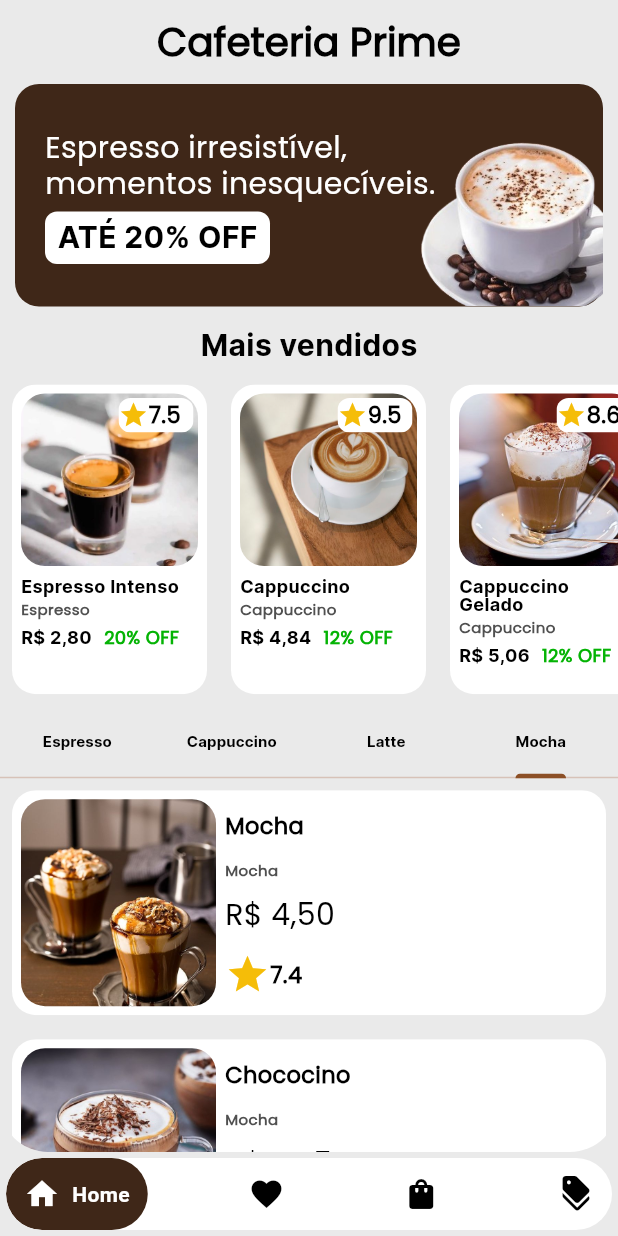
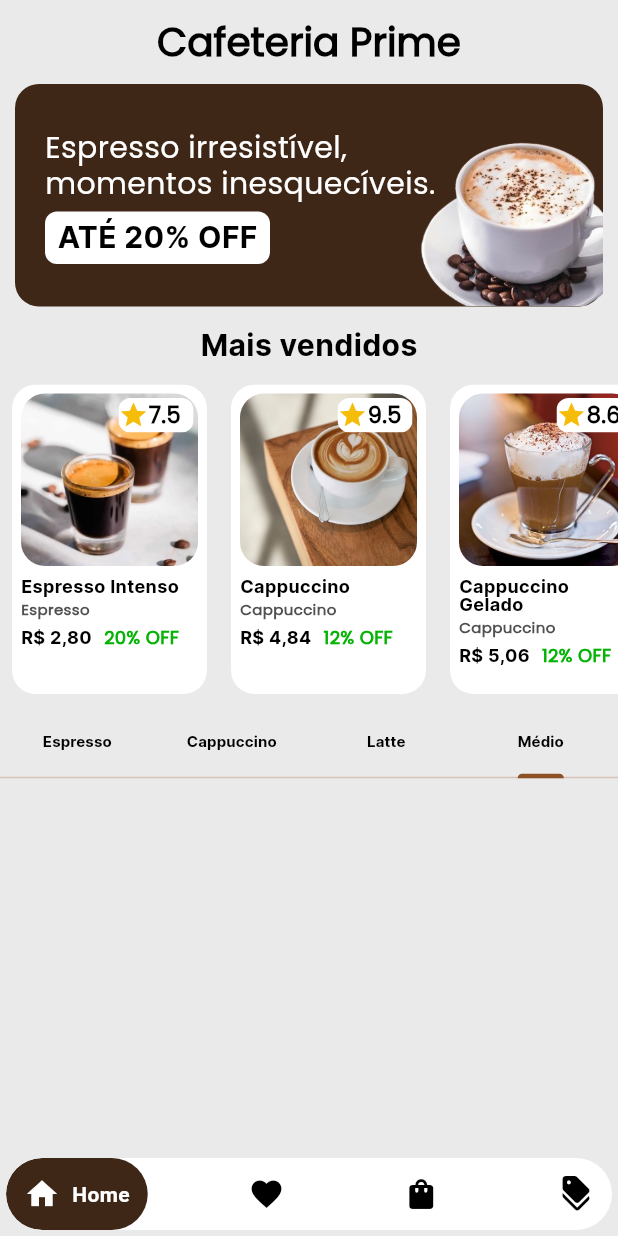
Before and after one commit to teixeiradlucas/Coffee_Shop, a Flutter app: the screen it shows after launch, tab 4 chosen, on a phone screen of 412 x 824 dp. Run offline on Flutter 3.47's test engine with Material 3 defaults, Android fonts, the phone set to English and light mode, and no system bars; drawn by our look-alikes of google_nav_bar; our stand-ins replace bloc, flutter_bloc, flutter_svg, go_router.

Commit message:
Implementando String fixas

```diff
--- a/lib/app.dart
+++ b/lib/app.dart
@@ -9,7 +9,7 @@ class App extends StatelessWidget {
   @override
   Widget build(BuildContext context) {
     return MaterialApp.router(
-      title: AppStringsGeneric.appName,
+      title: StringsGeneric.appName,
       debugShowCheckedModeBanner: false,
       theme: AppTheme.lightTheme,
       routerDelegate: routes.routerDelegate,
--- a/lib/constants/strings/strings_generic.dart
+++ b/lib/constants/strings/strings_generic.dart
@@ -1,11 +1,23 @@
-class AppStringsGeneric {
+class StringsGeneric {
   static const appName = 'Cafeteria Prime';
+  static const titleCart = 'CARRINHO';
   static const favorites = 'Favoritos';
   static const bestSellers = 'Mais vendidos';
   static const small = 'Pequeno';
   static const medium = 'Médio';
   static const big = 'Grande';
   static const addCart = 'Adicionar ao carrinho';
+  static const emptyCart = 'Carrinho está vazio';
   static const price = 'PREÇO';
   static const descrition = 'Descrição';
+  static const subTotal = 'Subtotal';
+  static const discount = 'Desconto';
+  static const valueFinal = 'Valor Final';
+  static const finalizeOrder = 'FINALIZAR PEDIDO';
+  static const espresso = 'Espresso';
+  static const cappuccino = 'Cappuccino';
+  static const latte = 'Latte';
+  static const mocha = 'Mocha';
+  static const phrase = 'Espresso irresistível, momentos inesquecíveis.';
+  static const offdiscount = 'ATÉ 20% OFF';
 }
--- a/lib/view/components/category_coffee.dart
+++ b/lib/view/components/category_coffee.dart
@@ -1,5 +1,6 @@
 import 'package:coffee_shop/constants/components/app_dimension.dart';
 import 'package:coffee_shop/constants/components/custom_text.dart';
+import 'package:coffee_shop/constants/strings/strings_generic.dart';
 import 'package:coffee_shop/model/coffee.dart';
 import 'package:coffee_shop/view/components/coffe_item_type.dart';
 import 'package:flutter/material.dart';
@@ -14,7 +15,6 @@ class CategoryCoffee extends StatelessWidget {
 
   @override
   Widget build(BuildContext context) {
-    final size = MediaQuery.of(context).size;
     return DefaultTabController(
       length: 4,
       child: Expanded(
@@ -23,19 +23,19 @@ class CategoryCoffee extends StatelessWidget {
             TabBar(
               onTap: (selectedTabIndex) {},
               tabs: [
-                Tab(child: CustomText.body2('Espresso')),
-                Tab(child: CustomText.body2('Cappuccino')),
-                Tab(child: CustomText.body2('Latte')),
-                Tab(child: CustomText.body2('Mocha')),
+                Tab(child: CustomText.body2(StringsGeneric.espresso)),
+                Tab(child: CustomText.body2(StringsGeneric.cappuccino)),
+                Tab(child: CustomText.body2(StringsGeneric.latte)),
+                Tab(child: CustomText.body2(StringsGeneric.medium)),
               ],
             ),
             Expanded(
               child: TabBarView(
                 children: [
-                  _listCoffee(size, 'Espresso'),
-                  _listCoffee(size, 'Cappuccino'),
-                  _listCoffee(size, 'Latte'),
-                  _listCoffee(size, 'Mocha'),
+                  _listCoffee(StringsGeneric.espresso),
+                  _listCoffee(StringsGeneric.cappuccino),
+                  _listCoffee(StringsGeneric.latte),
+                  _listCoffee(StringsGeneric.medium),
                 ],
               ),
             ),
@@ -45,7 +45,7 @@ class CategoryCoffee extends StatelessWidget {
     );
   }
 
-  ClipRRect _listCoffee(Size size, String type) {
+  ClipRRect _listCoffee(String type) {
     final typeCoffee =
         activeCoffees.where((coffee) => coffee.beverageType == type).toList();
     return ClipRRect(
--- a/lib/view/favorites/favorites_view.dart
+++ b/lib/view/favorites/favorites_view.dart
@@ -7,7 +7,7 @@ class FavoritesView extends StatelessWidget {
   @override
   Widget build(BuildContext context) {
     return Scaffold(
-      appBar: AppBar(title: const Text(AppStringsGeneric.favorites)),
+      appBar: AppBar(title: const Text(StringsGeneric.favorites)),
       body: const SizedBox(),
     );
   }
--- a/lib/view/home/home_coffee_view.dart
+++ b/lib/view/home/home_coffee_view.dart
@@ -17,7 +17,7 @@ class HomeCoffeeView extends StatelessWidget {
     return Scaffold(
       appBar: AppBar(
         centerTitle: true,
-        title: CustomText.h1(AppStringsGeneric.appName),
+        title: CustomText.h1(StringsGeneric.appName),
       ),
       body: Column(
         mainAxisAlignment: MainAxisAlignment.spaceBetween,
@@ -48,7 +48,7 @@ class HomeCoffeeView extends StatelessWidget {
               height: 120,
               width: size.width * 0.65,
               child: CustomText.h2(
-                'Espresso irresistível, momentos inesquecíveis.',
+                StringsGeneric.phrase,
                 color: AppColors.whiteColor,
               ),
             ),
@@ -63,7 +63,11 @@ class HomeCoffeeView extends StatelessWidget {
                 color: AppColors.whiteColor,
                 borderRadius: BorderRadius.circular(AppDimens.kPaddingM),
               ),
-              child: Center(child: CustomText.body3('ATÉ 20% OFF')),
+              child: Center(
+                child: CustomText.body3(
+                  StringsGeneric.offdiscount,
+                ),
+              ),
             ),
           ),
           Positioned(
@@ -93,7 +97,7 @@ Column _bestSellers(
   return Column(
     children: [
       gap,
-      CustomText.body3(AppStringsGeneric.bestSellers),
+      CustomText.body3(StringsGeneric.bestSellers),
       gapM,
       SizedBox(
         height: size.height * 0.27,
```
Also changed, not shown: lib/view/cart/cart_view.dart (+8 -7 lines), lib/view/coffee/coffee_view.dart (+7 -7 lines).
